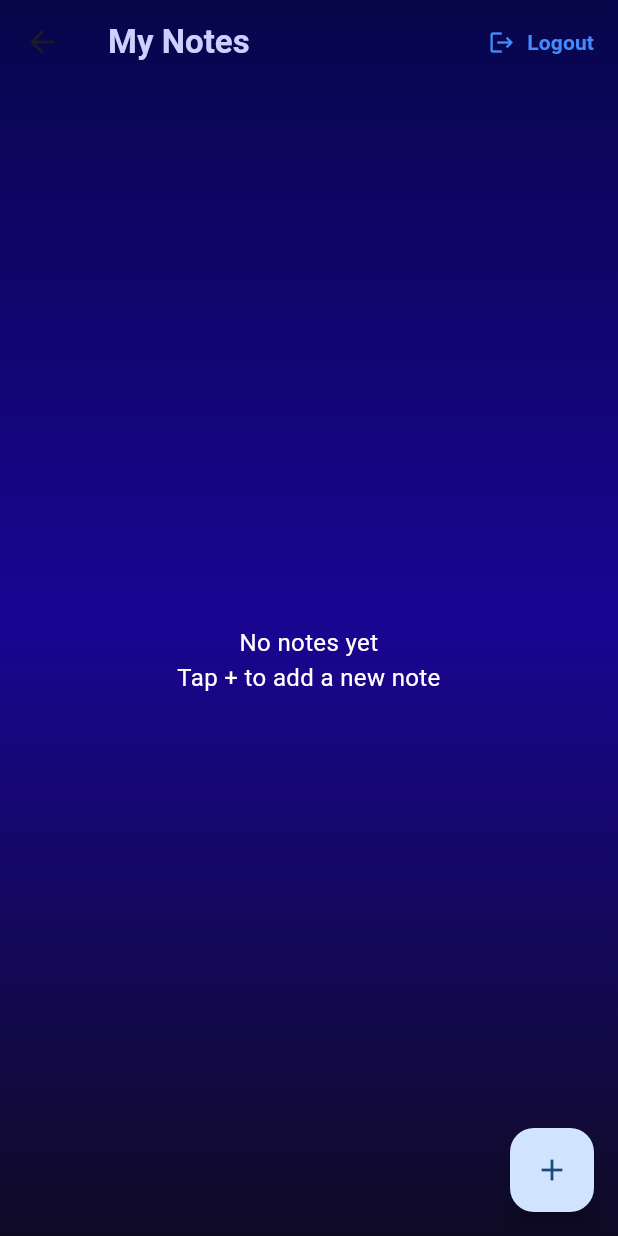
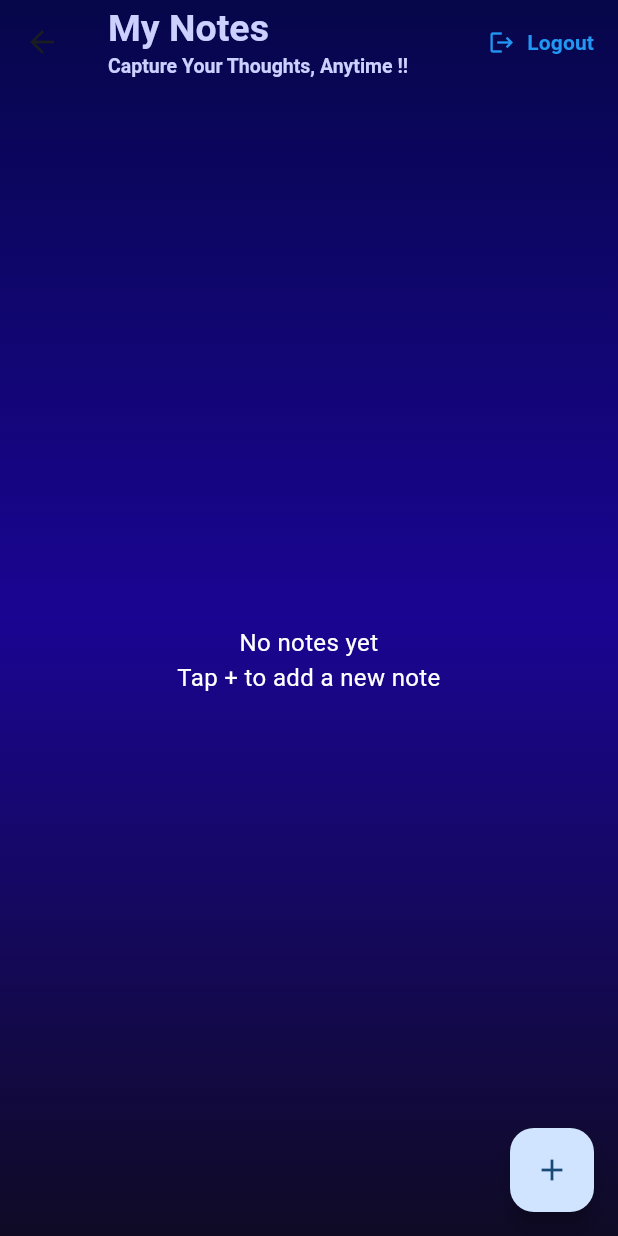
Before and after one commit to Shibin490/firebase_auth, a Flutter app: the HomeScreen screen opened by its route, on a phone screen of 412 x 824 dp. Run offline on Flutter 3.47's test engine with Material 3 defaults, Android fonts, the phone set to English and light mode, and no system bars; our stand-ins replace cloud_firestore, firebase_auth, firebase_core, google_fonts, google_sign_in; accounts and stored records are empty.

Commit message:
last commit

```diff
--- a/lib/screens/home_screeen.dart
+++ b/lib/screens/home_screeen.dart
@@ -31,24 +31,39 @@ class HomeScreen extends StatelessWidget {
         backgroundColor: Colors.transparent,
         appBar: AppBar(
           backgroundColor: Colors.transparent,
-          title: const Text(
-            'My Notes',
-            style: TextStyle(
-              color: Color.fromARGB(255, 203, 208, 255),
-              fontWeight: FontWeight.bold,
-            ),
+          title: Column(
+            crossAxisAlignment:
+                CrossAxisAlignment.start, // Align text to the left
+            children: [
+              const Text(
+                'My Notes',
+                style: TextStyle(
+                  color: Color.fromARGB(255, 203, 208, 255),
+                  fontWeight: FontWeight.bold,
+                  fontSize: 25, // Larger font size for title
+                ),
+              ),
+              const Text(
+                'Capture Your Thoughts, Anytime !!',
+                style: TextStyle(
+                  color: Color.fromARGB(255, 203, 208, 255),
+                  fontSize: 13, // Smaller font size for subtitle
+                  fontWeight: FontWeight.bold,
+                ),
+              ),
+            ],
           ),
           actions: [
             TextButton.icon(
               label: const Text(
                 'Logout',
                 style: TextStyle(
-                  color: Colors.blueAccent,
+                  color: Colors.blue,
                   fontWeight: FontWeight.bold,
                   fontSize: 14,
                 ),
               ),
-              icon: const Icon(Icons.logout, color: Colors.blueAccent),
+              icon: const Icon(Icons.logout, color: Colors.blue),
               onPressed: () => _handleLogout(context),
             ),
           ],
```
